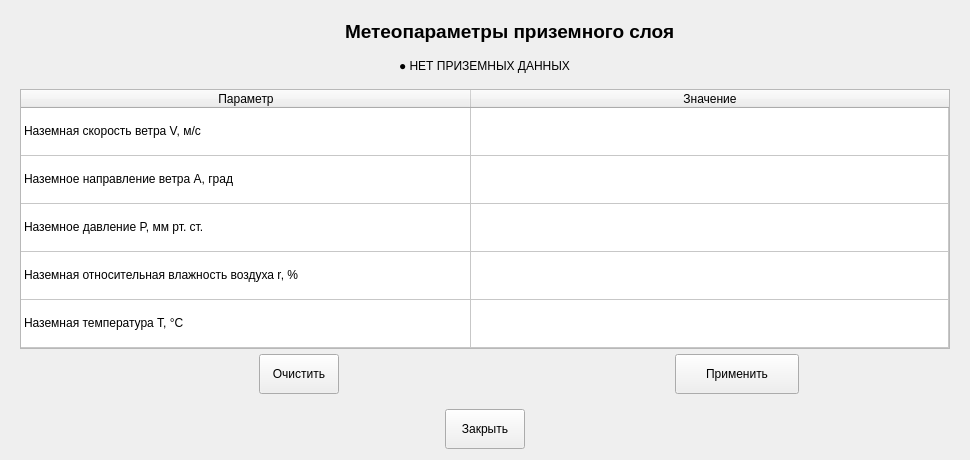
Qt form GroundMeteoParams.ui (Pobryakushka/MMK) before a commit.
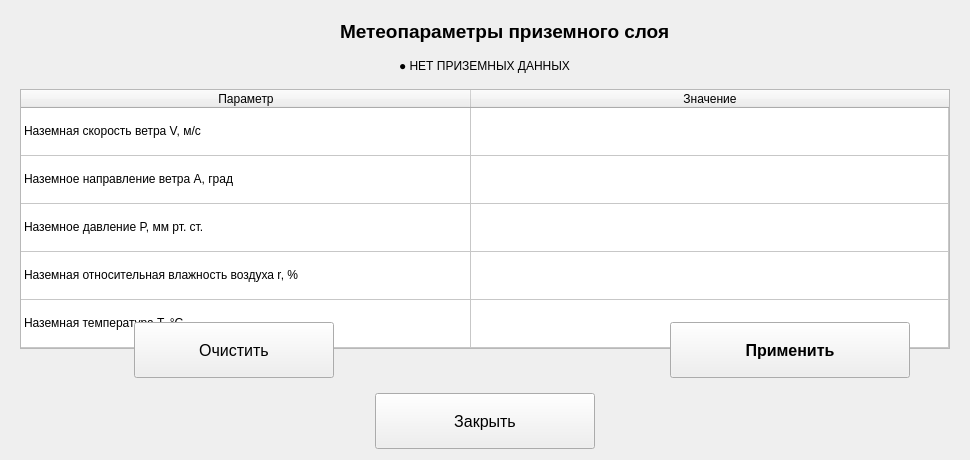
The same form after that commit.

Diff of the .ui file:
```diff
--- a/GroundMeteoParams.ui
+++ b/GroundMeteoParams.ui
@@ -45,10 +45,13 @@
       <widget class="QPushButton" name="btnGroundParamsClose">
        <property name="minimumSize">
         <size>
-         <width>0</width>
-         <height>40</height>
+         <width>220</width>
+         <height>56</height>
         </size>
        </property>
+       <property name="styleSheet">
+        <string notr="true">font-size: 12pt;</string>
+       </property>
        <property name="text">
         <string>Закрыть</string>
        </property>
@@ -136,6 +139,12 @@
         </item>
         <item row="2" column="0" colspan="6">
          <widget class="QTableWidget" name="tableWidget_GroundParams">
+          <property name="sizePolicy">
+           <sizepolicy hsizetype="Expanding" vsizetype="Fixed">
+            <horstretch>0</horstretch>
+            <verstretch>0</verstretch>
+           </sizepolicy>
+          </property>
           <property name="minimumSize">
            <size>
             <width>0</width>
@@ -296,10 +305,13 @@
           </property>
           <property name="minimumSize">
            <size>
-            <width>0</width>
-            <height>40</height>
+            <width>200</width>
+            <height>56</height>
            </size>
           </property>
+          <property name="styleSheet">
+           <string notr="true">font-size: 12pt;</string>
+          </property>
           <property name="text">
            <string>Очистить</string>
           </property>
@@ -322,10 +334,13 @@
          <widget class="QPushButton" name="btnGroundParamsApply">
           <property name="minimumSize">
            <size>
-            <width>0</width>
-            <height>40</height>
+            <width>240</width>
+            <height>56</height>
            </size>
           </property>
+          <property name="styleSheet">
+           <string notr="true">font-size: 12pt; font-weight: bold;</string>
+          </property>
           <property name="text">
            <string>Применить</string>
           </property>
```
